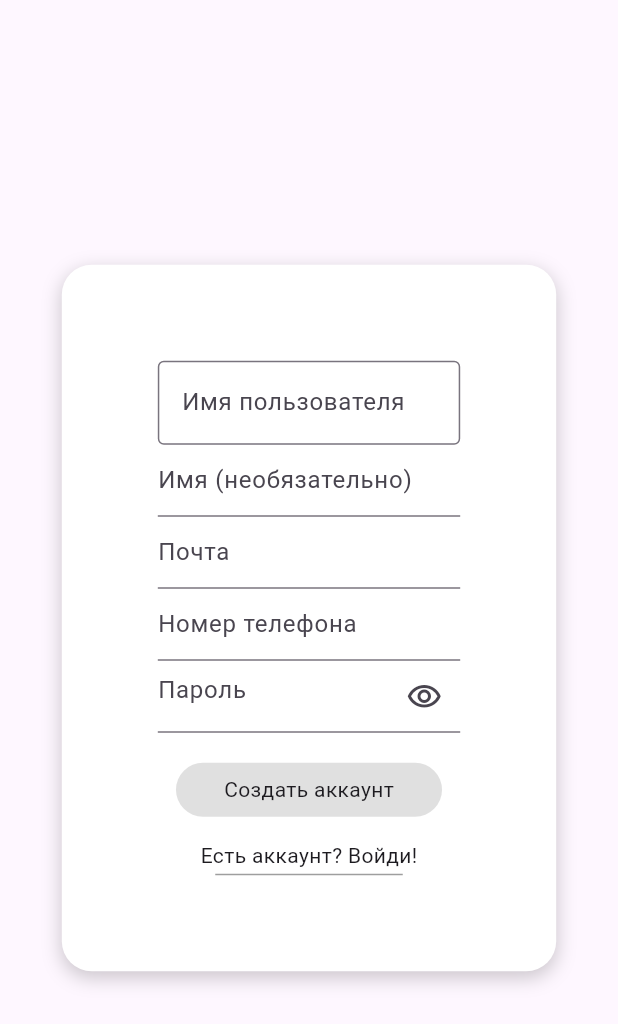
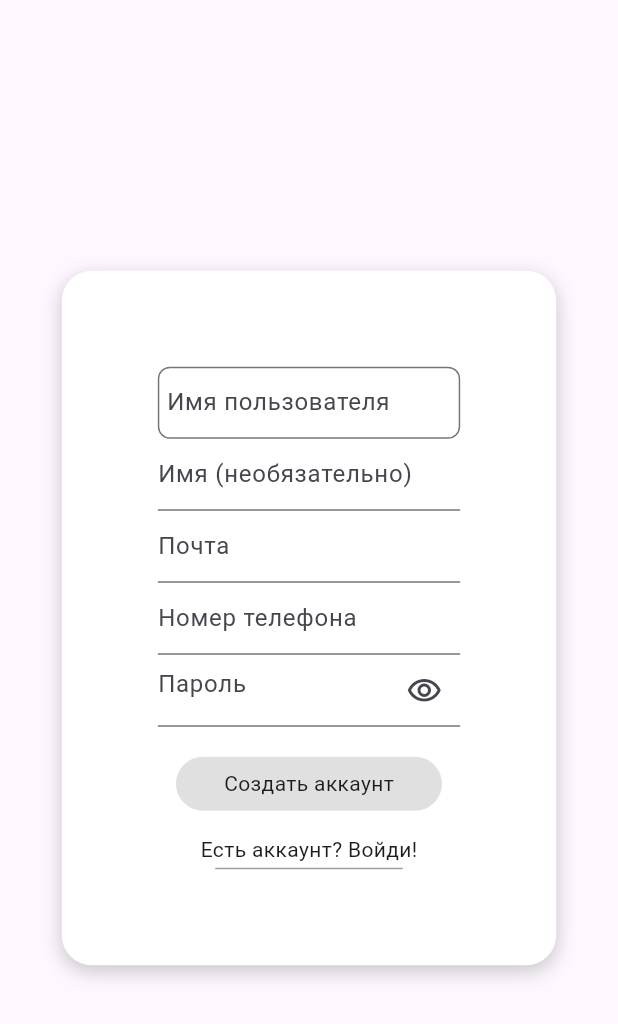
Before and after one commit to guganik/mess_prototype, a Flutter app: the RegisterScreen screen opened directly, on a phone screen of 412 x 824 dp. Shown: the top 1024 px of the screen. Run offline on Flutter 3.47's test engine with Material 3 defaults, Android fonts, the phone set to English and light mode, and no system bars; our stand-ins replace device_info_plus, drift, firebase_core, firebase_messaging, flutter_local_notifications, image_picker and 2 more; accounts and stored records are empty; generated files the repository leaves out were written again; network calls fail.

Commit message:
Auto backup: 2026-08-28 18:56:10

```diff
--- a/lib/screens/register_screen.dart
+++ b/lib/screens/register_screen.dart
@@ -99,12 +99,14 @@ class _RegisterScreenState extends State<RegisterScreen> {
                   TextField(
                     controller: controller.usernameController,
                     decoration: InputDecoration(
+                      hintText: 'Имя пользователя',
+                      hintStyle: TextStyle(
+                        fontSize: 16
+                      ),
+                      contentPadding: EdgeInsets.all(2),
                       border: OutlineInputBorder(
-                        borderSide: BorderSide(
-                          width: 2
-                        )
+                        borderRadius: BorderRadius.all(Radius.circular(8))
                       ),
-                      hintText: 'Имя пользователя'
                     ),
                   ),
                   TextField(
```
